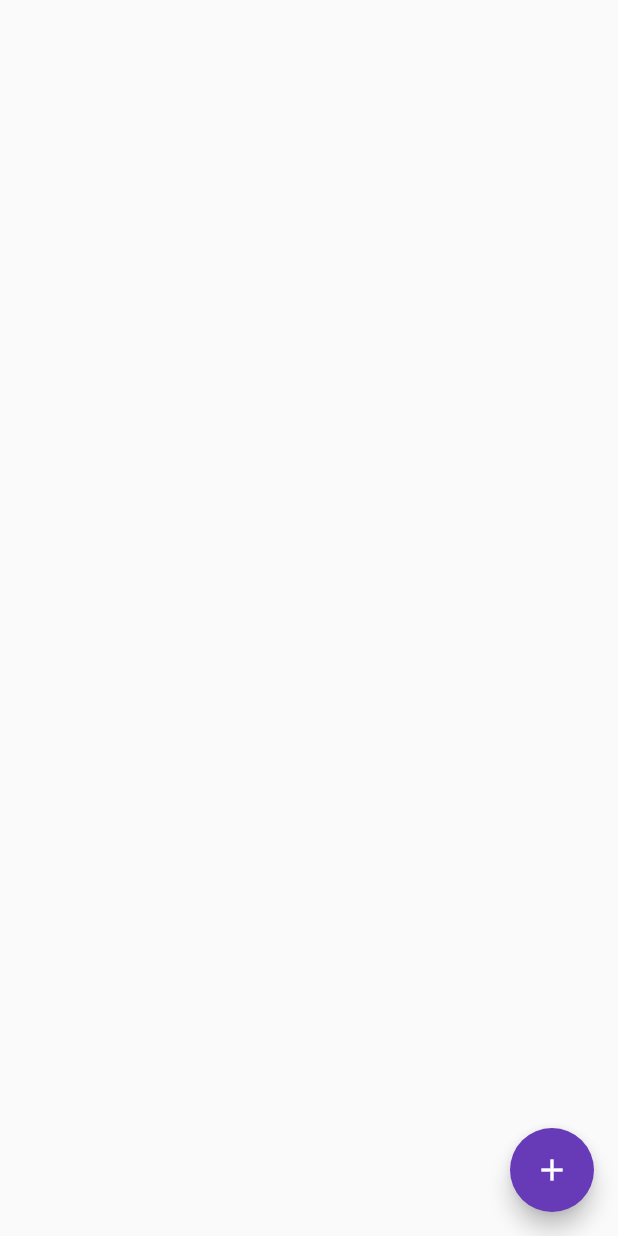
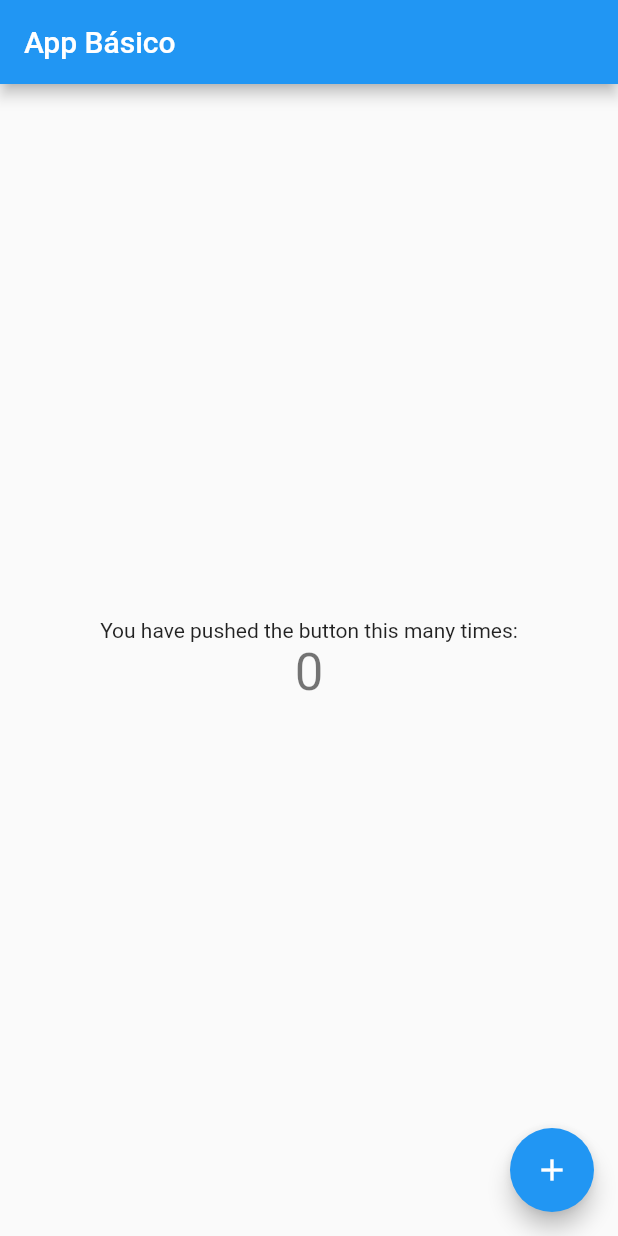
Before and after one commit to diegoBarbosaExternal/todoapp, a Flutter app: the screen it shows after launch, on a phone screen of 412 x 824 dp. Run offline on Flutter 3.47's test engine with Material 2 defaults, Android fonts, the phone set to English and light mode, and no system bars.

Commit message:
Reversão do projeto para estado inicial

```diff
--- a/lib/main.dart
+++ b/lib/main.dart
@@ -1,17 +1,24 @@
 import 'package:flutter/material.dart';
 
-void main() => runApp(MyApp(), );
+void main() => runApp(MyApp());
 
 class MyApp extends StatelessWidget {
-
   // This widget is the root of your application.
   @override
   Widget build(BuildContext context) {
     return MaterialApp(
-      debugShowCheckedModeBanner: false,
       title: 'Afazeres',
       theme: ThemeData(
-        primarySwatch: Colors.deepPurple,
+        // This is the theme of your application.
+        //
+        // Try running your application with "flutter run". You'll see the
+        // application has a blue toolbar. Then, without quitting the app, try
+        // changing the primarySwatch below to Colors.green and then invoke
+        // "hot reload" (press "r" in the console where you ran "flutter run",
+        // or simply save your changes to "hot reload" in a Flutter IDE).
+        // Notice that the counter didn't reset back to zero; the application
+        // is not restarted.
+        primarySwatch: Colors.blue,
       ),
       home: MyHomePage(title: 'App Básico'),
     );
@@ -21,6 +28,15 @@ class MyApp extends StatelessWidget {
 class MyHomePage extends StatefulWidget {
   MyHomePage({Key key, this.title}) : super(key: key);
 
+  // This widget is the home page of your application. It is stateful, meaning
+  // that it has a State object (defined below) that contains fields that affect
+  // how it looks.
+
+  // This class is the configuration for the state. It holds the values (in this
+  // case the title) provided by the parent (in this case the App widget) and
+  // used by the build method of the State. Fields in a Widget subclass are
+  // always marked "final".
+
   final String title;
 
   @override
@@ -28,6 +44,18 @@ class MyHomePage extends StatefulWidget {
 }
 
 class _MyHomePageState extends State<MyHomePage> {
+  int _counter = 0;
+
+  void _incrementCounter() {
+    setState(() {
+      // This call to setState tells the Flutter framework that something has
+      // changed in this State, which causes it to rerun the build method below
+      // so that the display can reflect the updated values. If we changed
+      // _counter without calling setState(), then the build method would not be
+      // called again, and so nothing would appear to happen.
+      _counter++;
+    });
+  }
 
   @override
   Widget build(BuildContext context) {
@@ -38,12 +66,46 @@ class _MyHomePageState extends State<MyHomePage> {
     // fast, so that you can just rebuild anything that needs updating rather
     // than having to individually change instances of widgets.
     return Scaffold(
-
+      appBar: AppBar(
+        // Here we take the value from the MyHomePage object that was created by
+        // the App.build method, and use it to set our appbar title.
+        title: Text(widget.title),
+      ),
+      body: Center(
+        // Center is a layout widget. It takes a single child and positions it
+        // in the middle of the parent.
+        child: Column(
+          // Column is also a layout widget. It takes a list of children and
+          // arranges them vertically. By default, it sizes itself to fit its
+          // children horizontally, and tries to be as tall as its parent.
+          //
+          // Invoke "debug painting" (press "p" in the console, choose the
+          // "Toggle Debug Paint" action from the Flutter Inspector in Android
+          // Studio, or the "Toggle Debug Paint" command in Visual Studio Code)
+          // to see the wireframe for each widget.
+          //
+          // Column has various properties to control how it sizes itself and
+          // how it positions its children. Here we use mainAxisAlignment to
+          // center the children vertically; the main axis here is the vertical
+          // axis because Columns are vertical (the cross axis would be
+          // horizontal).
+          mainAxisAlignment: MainAxisAlignment.center,
+          children: <Widget>[
+            Text(
+              'You have pushed the button this many times:',
+            ),
+            Text(
+              '$_counter',
+              style: Theme.of(context).textTheme.display1,
+            ),
+          ],
+        ),
+      ),
       floatingActionButton: FloatingActionButton(
-
+        onPressed: _incrementCounter,
         tooltip: 'Increment',
         child: Icon(Icons.add),
-      ),
+      ), // This trailing comma makes auto-formatting nicer for build methods.
     );
   }
 }
```
